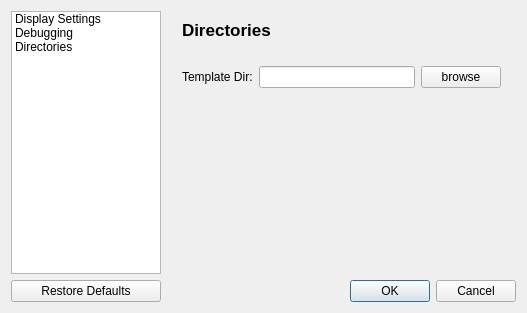
First picture: the form in TIGLViewer/src/TIGLViewerSettingsDialog.ui, repository DLR-SC/tigl, before the edit.
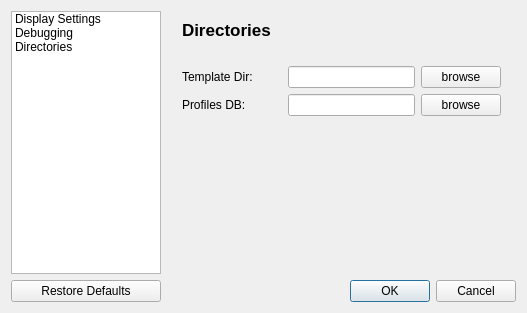
Second picture: the form after the edit. Icons and pictures are not drawn.

Commit message: tiglviewer profiles DB

What changed in the file:
```diff
--- a/TIGLViewer/src/TIGLViewerSettingsDialog.ui
+++ b/TIGLViewer/src/TIGLViewerSettingsDialog.ui
@@ -673,6 +673,18 @@
         <layout class="QHBoxLayout" name="horizontalLayout_8">
          <item>
           <widget class="QLabel" name="label_14">
+           <property name="minimumSize">
+            <size>
+             <width>100</width>
+             <height>0</height>
+            </size>
+           </property>
+           <property name="maximumSize">
+            <size>
+             <width>100</width>
+             <height>16777215</height>
+            </size>
+           </property>
            <property name="text">
             <string>Template Dir:</string>
            </property>
@@ -694,6 +706,39 @@
          </item>
         </layout>
        </item>
+       <item>
+        <layout class="QHBoxLayout" name="horizontalLayout_11">
+         <item>
+          <widget class="QLabel" name="label_17">
+           <property name="minimumSize">
+            <size>
+             <width>100</width>
+             <height>0</height>
+            </size>
+           </property>
+           <property name="maximumSize">
+            <size>
+             <width>100</width>
+             <height>16777215</height>
+            </size>
+           </property>
+           <property name="text">
+            <string>Profiles DB:</string>
+           </property>
+          </widget>
+         </item>
+         <item>
+          <widget class="QLineEdit" name="profilesDBLineEdit"/>
+         </item>
+         <item>
+          <widget class="QPushButton" name="browseProfilesDBButton">
+           <property name="text">
+            <string>browse</string>
+           </property>
+          </widget>
+         </item>
+        </layout>
+       </item>
        <item>
         <spacer name="verticalSpacer_6">
          <property name="orientation">
```
Left out of the diff: 2 changed lines with no effect on the pictures. The commit also changes 21 other files.
